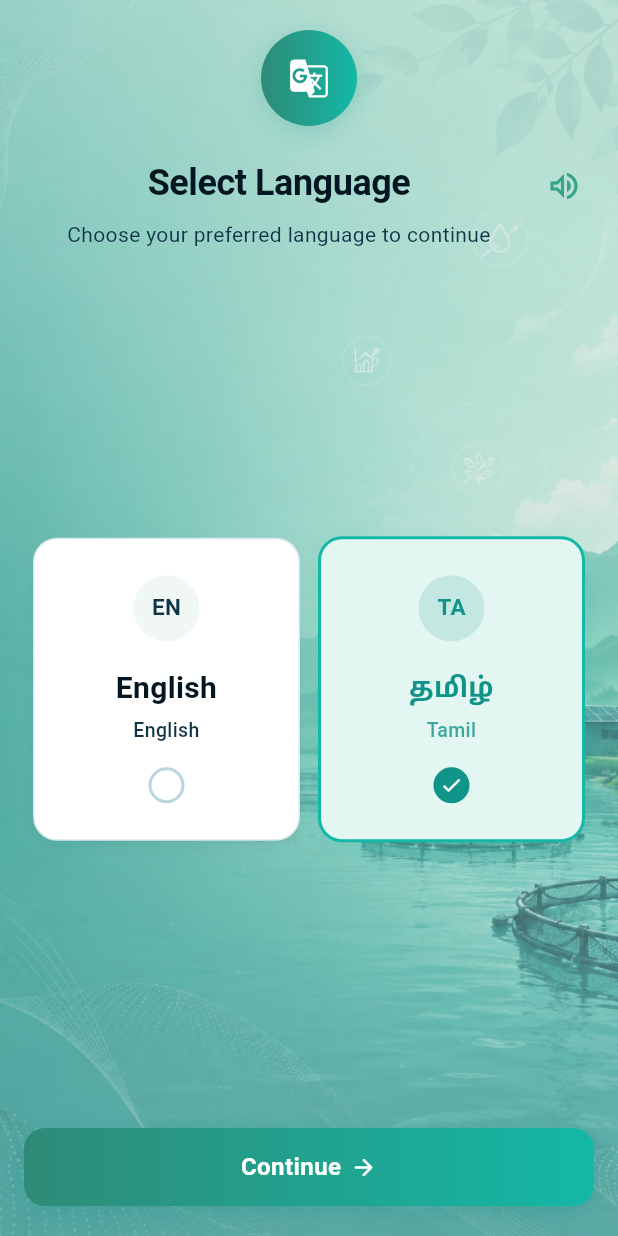
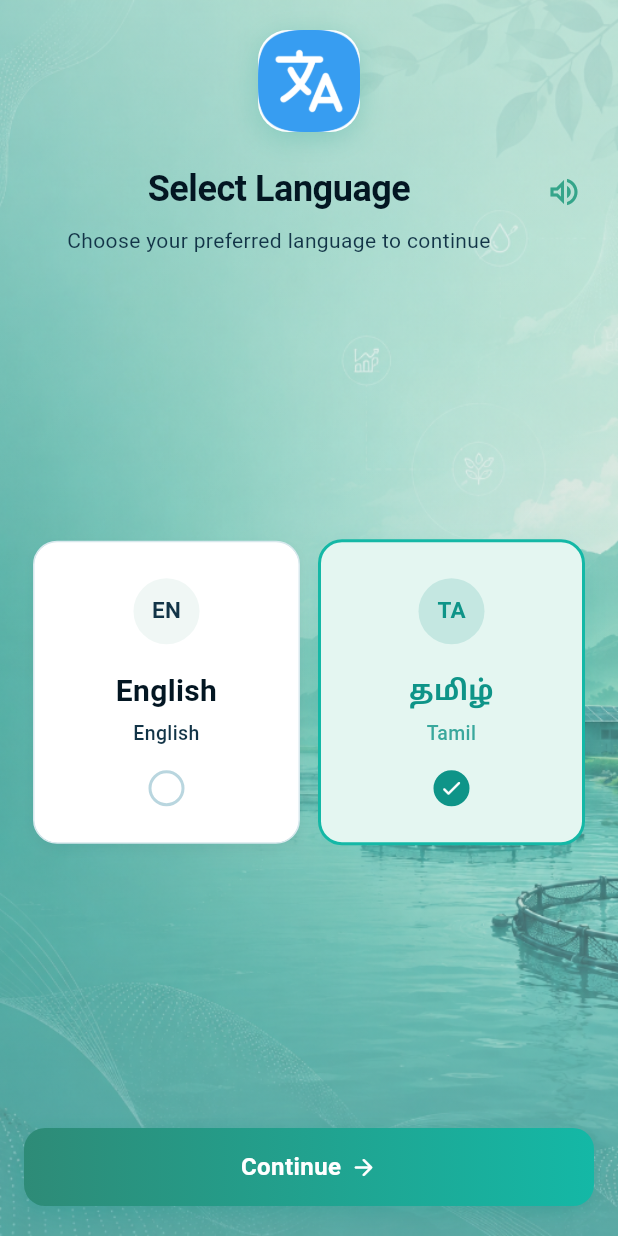
Before and after one commit to AquaverseAI/AquaVerse, a Flutter app: the LanguageSelectScreen screen opened by its route, on a phone screen of 412 x 824 dp. Run offline on Flutter 3.47's test engine with Material 3 defaults, Android fonts, the phone set to English and light mode, and no system bars; our stand-ins replace dio, drift, fl_chart, flutter_riverpod, flutter_secure_storage, go_router and 3 more; missing offline and left inert: sqlite3; accounts and stored records are empty; generated files the repository leaves out were written again.

Commit message:
feat(onboarding): place exact Translate icon badge asset in LanguageSelectScreen

```diff
--- a/lib/features/onboarding/presentation/language_select_screen.dart
+++ b/lib/features/onboarding/presentation/language_select_screen.dart
@@ -49,14 +49,13 @@ class LanguageSelectScreen extends ConsumerWidget {
             children: [
               const SizedBox(height: 20),
 
-              // ── Top Icon Badge (Centered 64dp gradient circle with globe icon)
+              // ── Top Icon Badge (Exact Translate Icon Badge)
               Center(
                 child: Container(
-                  width: 64,
-                  height: 64,
+                  width: 68,
+                  height: 68,
                   decoration: BoxDecoration(
-                    shape: BoxShape.circle,
-                    gradient: AppColors.langCtaGradient,
+                    borderRadius: BorderRadius.circular(20),
                     boxShadow: [
                       BoxShadow(
                         color: AppColors.langAccentPrimary.withValues(alpha: 0.25),
@@ -65,10 +64,14 @@ class LanguageSelectScreen extends ConsumerWidget {
                       )
                     ],
                   ),
-                  child: const Icon(
-                    Icons.g_translate_rounded,
-                    color: AppColors.langTextOnAccent,
-                    size: 30,
+                  child: ClipRRect(
+                    borderRadius: BorderRadius.circular(20),
+                    child: Image.asset(
+                      'assets/images/translate_badge.png',
+                      width: 68,
+                      height: 68,
+                      fit: BoxFit.cover,
+                    ),
                   ),
                 ),
               ),
```
Also changed, not shown: assets/images/translate_badge.png (added).
